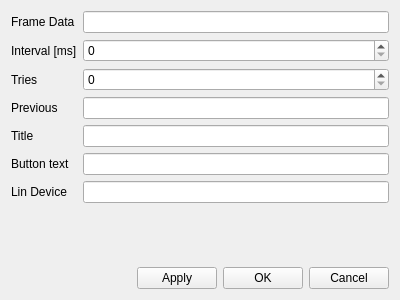
pr4u4t/automatron3000, file QLinCommand/settingsdialog.ui: the form before one commit.
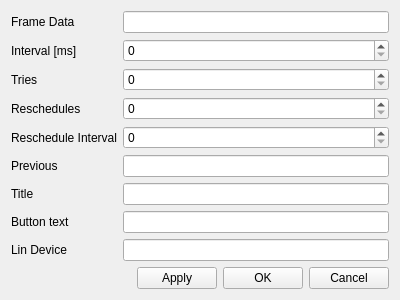
The form after the commit. Custom widgets are drawn as their Qt base class.

```diff
--- a/QLinCommand/settingsdialog.ui
+++ b/QLinCommand/settingsdialog.ui
@@ -34,7 +34,11 @@
       </widget>
      </item>
      <item row="1" column="1">
-      <widget class="QSpinBox" name="interval"/>
+      <widget class="QSpinBox" name="interval">
+       <property name="maximum">
+        <number>500</number>
+       </property>
+      </widget>
      </item>
      <item row="4" column="0">
       <widget class="QLabel" name="label_3">
@@ -46,46 +50,74 @@
      <item row="4" column="1">
       <widget class="QSpinBox" name="tries"/>
      </item>
-     <item row="8" column="0">
+     <item row="9" column="0">
       <widget class="QLabel" name="label_4">
        <property name="text">
         <string>Title</string>
        </property>
       </widget>
      </item>
-     <item row="8" column="1">
+     <item row="9" column="1">
       <widget class="QLineEdit" name="title"/>
      </item>
-     <item row="9" column="0">
+     <item row="10" column="0">
       <widget class="QLabel" name="label_5">
        <property name="text">
         <string>Button text</string>
        </property>
       </widget>
      </item>
-     <item row="9" column="1">
+     <item row="10" column="1">
       <widget class="QLineEdit" name="buttonTextEdit"/>
      </item>
-     <item row="7" column="0">
+     <item row="8" column="0">
       <widget class="QLabel" name="label_6">
        <property name="text">
         <string>Previous</string>
        </property>
       </widget>
      </item>
-     <item row="7" column="1">
+     <item row="8" column="1">
       <widget class="QLineEdit" name="previousEdit"/>
      </item>
-     <item row="10" column="0">
+     <item row="11" column="0">
       <widget class="QLabel" name="label_7">
        <property name="text">
         <string>Lin Device</string>
        </property>
       </widget>
      </item>
-     <item row="10" column="1">
+     <item row="11" column="1">
       <widget class="QLineEdit" name="linEdit"/>
      </item>
+     <item row="6" column="0">
+      <widget class="QLabel" name="label_8">
+       <property name="text">
+        <string>Reschedules</string>
+       </property>
+      </widget>
+     </item>
+     <item row="7" column="0">
+      <widget class="QLabel" name="label_9">
+       <property name="text">
+        <string>Reschedule Interval</string>
+       </property>
+      </widget>
+     </item>
+     <item row="6" column="1">
+      <widget class="QSpinBox" name="reschedulesEdit">
+       <property name="maximum">
+        <number>10</number>
+       </property>
+      </widget>
+     </item>
+     <item row="7" column="1">
+      <widget class="QSpinBox" name="rescheduleIntervalEdit">
+       <property name="maximum">
+        <number>500</number>
+       </property>
+      </widget>
+     </item>
     </layout>
    </item>
    <item>
```
Left out of the diff: 4 changed lines with no effect on the pictures.
